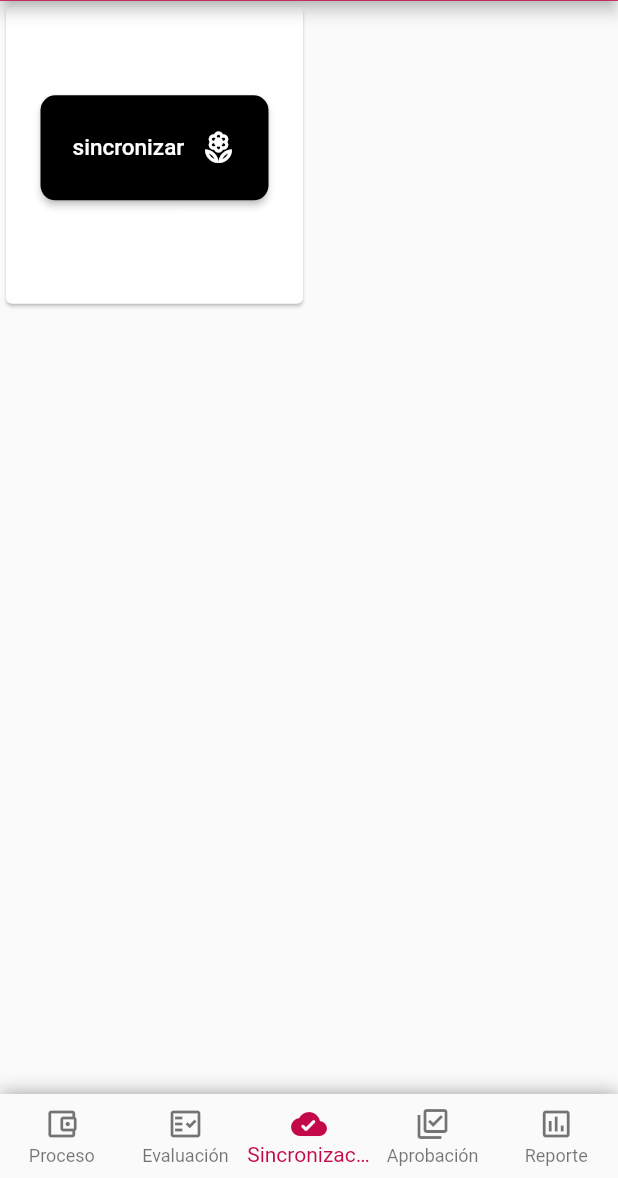
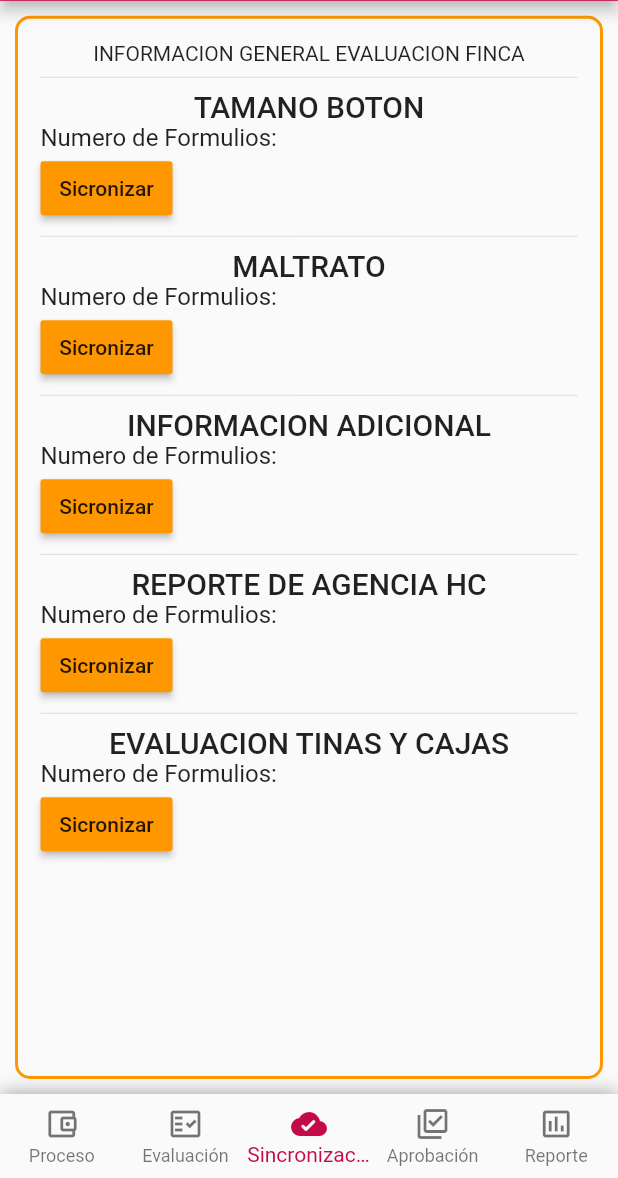
Before and after one commit to DaveCar0105/HCGMovilRanking, a Flutter app: the screen it shows after launch, on a phone screen of 412 x 824 dp, the part 58-1236 px from its top. Run offline on Flutter 3.47's test engine with Material 2 defaults, Android fonts, the light colour scheme and no system bars; drawn by our look-alikes of flutter_progress_hud; our stand-ins replace flutter_form_builder, get_it, shared_preferences, sqflite; missing offline and left inert: form_builder_image_picker; accounts and stored records are empty.

Commit message:
Maquetado modulo Sincronizacion

```diff
--- a/sistemashcg-admin-aplicativomovilran-b32745c15622/lib/src/ui/pages/sincronizacion/main-soncronizar.page.dart
+++ b/sistemashcg-admin-aplicativomovilran-b32745c15622/lib/src/ui/pages/sincronizacion/main-soncronizar.page.dart
@@ -1,5 +1,7 @@
 import 'package:flutter/cupertino.dart';
 import 'package:flutter/material.dart';
+import 'package:flutter_form_builder/flutter_form_builder.dart';
+import 'package:flutter_progress_hud/flutter_progress_hud.dart';
 import 'package:ranking_app/src/ui/pages/procesos/tamano-boton/proceso-tamano-boton.page.dart';
 
 class MainSincroPage extends StatefulWidget {
@@ -10,212 +12,181 @@ class MainSincroPage extends StatefulWidget {
 class _MainSincroPageState extends State<MainSincroPage>{
   bool _switchVal = true;
   bool sinc = false;
+    final GlobalKey<ScaffoldState> scaffoldKey = new GlobalKey<ScaffoldState>();
+    final _formKey = GlobalKey<FormBuilderState>();
 
   @override
    Widget build(BuildContext context) {
-    return Scaffold(
-      resizeToAvoidBottomInset: false,
-      body: GridView.count(
-        crossAxisCount: 2,
+     var width = MediaQuery.of(context).size.width;
+     return  Scaffold(
+       key: scaffoldKey,
+
+      //  appBar: AppBar(title: Text('Proceso tamano boton'),
+      //  ),
+       body: Container(
+         margin: EdgeInsets.all(10),
+         padding: EdgeInsets.all(15),
+         decoration: BoxDecoration(
+           borderRadius: BorderRadius.circular(10),
+           border: Border.all(color: Colors.orange, width: 2),
+         ),
+         width: double.infinity,
+         child: Container(
+           child: ListView(children:<Widget> [
+             Column(
+
+               mainAxisAlignment: MainAxisAlignment.start,
+               crossAxisAlignment: CrossAxisAlignment.center,
                children: <Widget>[
-          Botones(
-            child: RaisedButton(
-              onPressed: () {
-                Navigator.push(
-                    context,
-                     MaterialPageRoute(
-                    builder: (context) => ProcesoTamanoBotonPage(
-                      valor: this._switchVal,
-                      ramosId: 10,
+                Text('INFORMACION GENERAL EVALUACION FINCA'),
+                Divider(),
+                 Column(
+                   children: [
+                     Text('TAMANO BOTON', style: Theme.of(context).textTheme.headline6),
+                     Row(
+                       children: [Text('Numero de Formulios:',style: Theme.of(context).textTheme.subtitle1),],
                      ),
-                  ),);
-              },
-              shape: RoundedRectangleBorder(
-                  borderRadius: BorderRadius.circular(10)),
-              color: Colors.black,
-              textColor: Colors.white,
-              child: Container(
-                width: 120,
-                height: 70,
-                child: Row(
-                  crossAxisAlignment: CrossAxisAlignment.center,
-                  mainAxisAlignment: MainAxisAlignment.spaceAround,
-                  children: <Widget>[
-                    Text(
-                      'sincronizar',
-                      style: TextStyle(fontSize: 15),
+                      Row(
+                       children: [
+                        RaisedButton(child: Text('Sicronizar'),
+                        color: Colors.orange,
+                        disabledColor:Colors.red,
+                        padding: EdgeInsets.all(10),
+                        onPressed: (){print("sincronizado");},
+
+                         )],
                      ),
-                    Icon(Icons.local_florist_outlined)
                    ],
                  ),
+                 Divider(),
+                  Column(
+                    children: [
+                     Text('MALTRATO', style: Theme.of(context).textTheme.headline6),
+                     Row(
+                       children: [Text('Numero de Formulios:',style: Theme.of(context).textTheme.subtitle1),],
                      ),
+                      Row(
+                       children: [
+                        RaisedButton(child: Text('Sicronizar'),
+                        color: Colors.orange,
+                        disabledColor:Colors.red,
+                        padding: EdgeInsets.all(10),
+                        onPressed: (){print("sincronizado");},
+
+                         )],
                      ),
-          ),
-          // Botones(
-          //   child: RaisedButton(
-          //     shape: RoundedRectangleBorder(
-          //         borderRadius: BorderRadius.circular(10)),
-          //     color: Colors.red,
-          //     textColor: Colors.white,
-          //     onPressed: () {
-          //       Navigator.push(
-          //           context,
-          //           MaterialPageRoute(
-          //               builder: (context) =>
-          //                   EmpaqueElitePage(this._switchVal, 0)));
-          //     },
-          //     child: Container(
-          //       width: 120,
-          //       height: 70,
-          //       child: Row(
-          //         crossAxisAlignment: CrossAxisAlignment.center,
-          //         mainAxisAlignment: MainAxisAlignment.spaceAround,
-          //         children: <Widget>[
-          //           Text(
-          //             'Empaque',
-          //             style: TextStyle(fontSize: 15),
-          //           ),
-          //           Icon(Icons.all_inbox)
-          //         ],
-          //       ),
-          //     ),
-          //   ),
-          //   //text: 'raise botton',
-          // ),
-          // Botones(
-          //   child: RaisedButton(
-          //     shape: RoundedRectangleBorder(
-          //         borderRadius: BorderRadius.circular(10)),
-          //     color: Colors.red,
-          //     textColor: Colors.white,
-          //     onPressed: () {
-          //       Navigator.push(
-          //           context,
-          //           MaterialPageRoute(
-          //               builder: (context) => BandaPage(this._switchVal, 0)));
-          //     },
-          //     child: Container(
-          //       width: 120,
-          //       height: 70,
-          //       child: Row(
-          //         crossAxisAlignment: CrossAxisAlignment.center,
-          //         mainAxisAlignment: MainAxisAlignment.spaceAround,
-          //         children: <Widget>[
-          //           Text(
-          //             'Final banda',
-          //             style: TextStyle(fontSize: 15),
-          //           ),
-          //           Icon(Icons.set_meal)
-          //         ],
-          //       ),
-          //     ),
-          //   ),
-          //   //text: 'raise botton',
-          // ),
-          // Botones(
-          //   child: RaisedButton(
-          //     shape: RoundedRectangleBorder(
-          //         borderRadius: BorderRadius.circular(10)),
-          //     color: Colors.red,
-          //     textColor: Colors.white,
-          //     onPressed: () {
-          //       Navigator.push(
-          //           context,
-          //           MaterialPageRoute(
-          //               builder: (context) => EcuadorPage(this._switchVal, 0)));
-          //     },
-          //     child: Container(
-          //       width: 120,
-          //       height: 70,
-          //       child: Row(
-          //         crossAxisAlignment: CrossAxisAlignment.center,
-          //         mainAxisAlignment: MainAxisAlignment.spaceAround,
-          //         children: <Widget>[
-          //           Text(
-          //             'Ecuador',
-          //             style: TextStyle(fontSize: 15),
-          //           ),
-          //           Icon(Icons.flag)
-          //         ],
-          //       ),
-          //     ),
-          //   ),
-          // ),
-          // Botones(
-          //   child: RaisedButton(
-          //     shape: RoundedRectangleBorder(
-          //         borderRadius: BorderRadius.circular(10)),
-          //     color: Colors.red,
-          //     textColor: Colors.white,
-          //     onPressed: () {
-          //       Navigator.push(
-          //           context,
-          //           MaterialPageRoute(
-          //               builder: (context) =>
-          //                   ControlDestinoEcommercePage(this._switchVal, 10)));
-          //     },
-          //     child: Container(
-          //       width: 120,
-          //       height: 70,
-          //       child: Row(
-          //         crossAxisAlignment: CrossAxisAlignment.center,
-          //         mainAxisAlignment: MainAxisAlignment.spaceAround,
-          //         children: <Widget>[
-          //           Column(
-          //             mainAxisAlignment: MainAxisAlignment.center,
-          //             children: [
-          //               Text(
-          //                 'Destino',
-          //                 style: TextStyle(fontSize: 15),
-          //               ),
-          //               Text(
-          //                 'E-commerce',
-          //                 style: TextStyle(fontSize: 15),
-          //               ),
-          //             ],
-          //           ),
-          //           Icon(Icons.local_shipping)
-          //         ],
-          //       ),
-          //     ),
-          //   ),
-          //   //text: 'raise botton',
-          // ),
                    ],
                  ),
 
-    );
-  }
-}
+                Divider(),
+                 Column(
+                children: [
+                     Text('INFORMACION ADICIONAL', style: Theme.of(context).textTheme.headline6),
+                     Row(
+                       children: [Text('Numero de Formulios:',style: Theme.of(context).textTheme.subtitle1),],
+                     ),
+                      Row(
+                       children: [
+                        RaisedButton(child: Text('Sicronizar'),
+                        color: Colors.orange,
+                        disabledColor:Colors.red,
+                        padding: EdgeInsets.all(10),
+                        onPressed: (){print("sincronizado");},
+
+                         )],
+                     ),
+                   ],
+                 ),
+                 Divider(),
+                  Column(
+                   children: [
+                     Text('REPORTE DE AGENCIA HC', style: Theme.of(context).textTheme.headline6),
+                     Row(
+                       children: [Text('Numero de Formulios:',style: Theme.of(context).textTheme.subtitle1),],
+                     ),
+                      Row(
+                       children: [
+                        RaisedButton(child: Text('Sicronizar'),
+                        color: Colors.orange,
+                        disabledColor:Colors.red,
+                        padding: EdgeInsets.all(10),
+                        onPressed: (){print("sincronizado");},
+
+                         )],
+                     ),
+                   ],
+                 ),
+                 Divider(),
+                  Column(
+                   children: [
+                     Text('EVALUACION TINAS Y CAJAS', style: Theme.of(context).textTheme.headline6),
+                     Row(
+                       children: [Text('Numero de Formulios:',style: Theme.of(context).textTheme.subtitle1),],
+                     ),
+                      Row(
+                       children: [
+                        RaisedButton(child: Text('Sicronizar'),
+                        color: Colors.orange,
+                        disabledColor:Colors.red,
+                        padding: EdgeInsets.all(10),
+                        onPressed: (){print("sincronizado");},
+
+                         )],
+                     ),
+                   ],
+                 ),
 
 
-class Botones extends StatelessWidget {
-  final Widget child;
-  //final String text;
-  const Botones({
-    @required this.child,
-    // @required this.text,
-    Key key,
-  }) : super(key: key);
-
-@override
-  Widget build(BuildContext context) {
-    return Card(
-      child: Padding(
-        padding: const EdgeInsets.all(12.0),
-        child: Center(
-          child: Column(
-            mainAxisSize: MainAxisSize.min,
-            children: <Widget>[
-              this.child,
-              SizedBox(
-                height: 10,
-              ),
-              //Text(this.text, textAlign: TextAlign.center),
                ],
              ),
+            //  Column(children: <Widget>[
+            //           Expanded(
+            //             child: RaisedButton.icon(
+            //               //onPressed: _validarFormulario,
+            //               color: Colors.red,
+            //               textColor: Colors.white,
+            //               icon: Icon(Icons.save),
+            //               label: Text('Guardar'),
+            //             ),
+            //           )
+            //         ],
+            //         ),
+
+           ],),
          ),
        ),
      );
    }
+
+
+// class Botones extends StatelessWidget {
+//   final Widget child;
+//   //final String text;
+//   const Botones({
+//     @required this.child,
+//     // @required this.text,
+//     Key key,
+//   }) : super(key: key);
+
+// @override
+//   Widget build(BuildContext context) {
+//     return Card(
+//       child: Padding(
+//         padding: const EdgeInsets.all(12.0),
+//         child: Center(
+//           child: Column(
+//             mainAxisSize: MainAxisSize.min,
+//             children: <Widget>[
+//               this.child,
+//               SizedBox(
+//                 height: 10,
+//               ),
+//               //Text(this.text, textAlign: TextAlign.center),
+//             ],
+//           ),
+//         ),
+//       ),
+//     );
+//   }
+// }
 }
```
Lines whose indentation alone changed are shown as unchanged.
